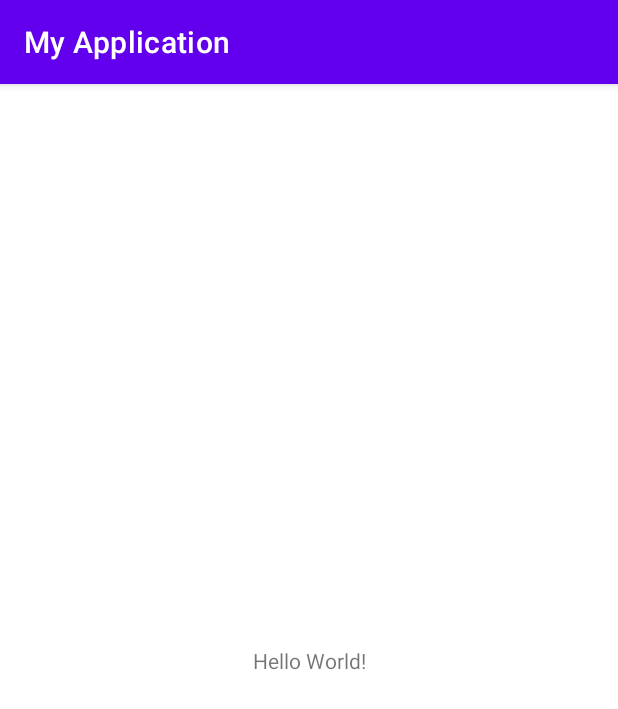
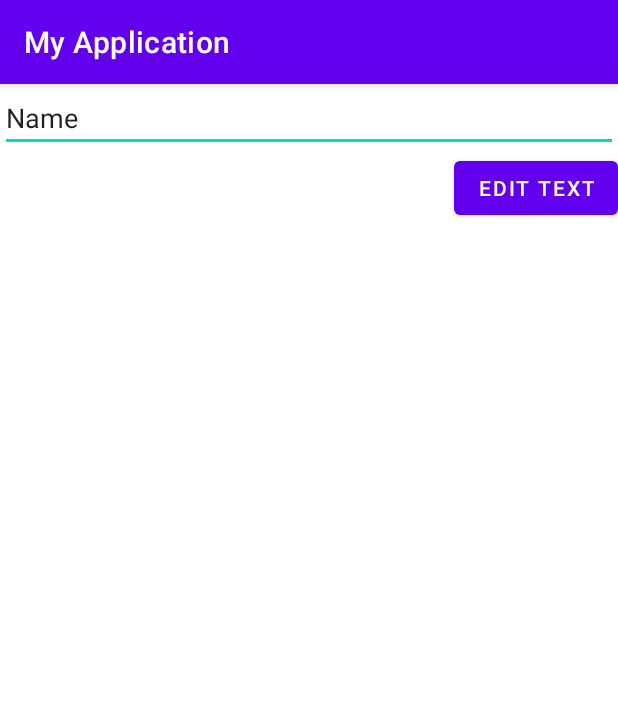
Before and after one commit to gogoi23/Game_State, an Android app: the screen it shows after launch (MainActivity), on a phone screen of 412 x 824 dp. Shown: the top 709 px of the screen. Run offline under Robolectric (Android 15) with nearby library versions, the phone set to English and light mode, and no system bars.

Commit message:
im commiting accept aashish's pull

```diff
--- a/app/src/main/java/com/example/myapplication/GameState.java
+++ b/app/src/main/java/com/example/myapplication/GameState.java
@@ -44,15 +44,33 @@ public class GameState {
 
     }
 
-    public GameState (Piece[] p1Pieces,Piece[] p2Pieces,int p1NumPieces,
-    int p2NumPieces,int turn){
+    public GameState (GameState current){
+        this.p1Pieces = new Piece[12];
+        this.p2Pieces = new Piece[12];
+        this.p1Pieces = current.p1Pieces.clone();
+        this.p2Pieces = current.p2Pieces.clone();
 
-        this.p1Pieces = p1Pieces;
-        this.p2Pieces = p2Pieces;
-        this.p1NumPieces = p1NumPieces;
-        this.p2NumPieces = p2NumPieces;
-        this.turn = turn;
+        this.p2Pieces = current.p2Pieces.clone();
+        this.p1NumPieces = current.p1NumPieces;
+        this.p2NumPieces = current.p2NumPieces;
+        this.turn = current.turn;
 
+        /*for(int i = 0;i<12;i++){
+            int newxCord1 = current.p1Pieces[i].xCord;
+            int newyCord1 = current.p1Pieces[i].yCord;
+            boolean newLife1 = current.p1Pieces[i].isAlive;
+            boolean newKing1 = current.p1Pieces[i].isKing;
+
+            this.p1Pieces[i] = new Piece(newxCord1,newyCord1,newLife1,newKing1);
+
+            int newxCord2 = current.p2Pieces[i].xCord;
+            int newyCord2 = current.p2Pieces[i].yCord;
+            boolean newLife2 = current.p2Pieces[i].isAlive;
+            boolean newKing2 = current.p2Pieces[i].isKing;
+            this.p2Pieces[i] = new Piece(newxCord2,newyCord2,newLife2,newKing2);
+
+
+        }*/
     }
 
 
--- a/app/src/main/java/com/example/myapplication/MainActivity.java
+++ b/app/src/main/java/com/example/myapplication/MainActivity.java
@@ -3,6 +3,9 @@ package com.example.myapplication;
 import androidx.appcompat.app.AppCompatActivity;
 
 import android.os.Bundle;
+import android.util.Log;
+import android.view.View;
+import android.widget.Button;
 
 public class MainActivity extends AppCompatActivity {
 
@@ -10,5 +13,27 @@ public class MainActivity extends AppCompatActivity {
     protected void onCreate(Bundle savedInstanceState) {
         super.onCreate(savedInstanceState);
         setContentView(R.layout.activity_main);
+
+        GameState first = new GameState();
+        GameState second = new GameState(first);
+
+        first.p2Pieces[0].xCord = 5;
+        first.turn = 4;
+        second.p2NumPieces = 4;
+
+        Button editText = (Button)findViewById(R.id.runTest);
+        editText.setOnClickListener(new View.OnClickListener() {
+            @Override
+            public void onClick(View v) {
+                System.out.println("hello");
+                Log.e("info" , "First p2 xcord = " + first.p2Pieces[0].xCord);
+                Log.e("info" , "second p1 xcord = " + second.p2Pieces[0].xCord);
+                Log.e("info" , "first turn = " + first.turn);
+                Log.e("info" , "second turn = " + second.turn);
+                Log.e("info","first.p1NumPieces = " + first.p2NumPieces);
+                Log.e("info","second.p1NumPieces = " + second.p2NumPieces);
+            }
+        });
+
     }
 }
--- a/app/src/main/java/com/example/myapplication/Piece.java
+++ b/app/src/main/java/com/example/myapplication/Piece.java
@@ -11,4 +11,11 @@ public class Piece {
         isAlive = true;
         isKing = false;
     }
+
+    public Piece(int xCord,int yCord,boolean isALive,boolean isKing){
+        this.xCord = xCord;
+        this.yCord = yCord;
+        this.isAlive = isALive;
+        this.isKing = isKing;
+    }
 }
--- a/app/src/main/res/layout/activity_main.xml
+++ b/app/src/main/res/layout/activity_main.xml
@@ -6,13 +6,36 @@
     android:layout_height="match_parent"
     tools:context=".MainActivity">
 
-    <TextView
-        android:layout_width="wrap_content"
-        android:layout_height="wrap_content"
-        android:text="Hello World!"
-        app:layout_constraintBottom_toBottomOf="parent"
-        app:layout_constraintLeft_toLeftOf="parent"
-        app:layout_constraintRight_toRightOf="parent"
-        app:layout_constraintTop_toTopOf="parent" />
+    <LinearLayout
+        android:layout_width="match_parent"
+        android:layout_height="match_parent"
+        android:orientation="vertical">
 
+        <EditText
+            android:id="@+id/editTextTextPersonName2"
+            android:layout_width="match_parent"
+            android:layout_height="wrap_content"
+            android:ems="10"
+            android:inputType="textPersonName"
+            android:text="Name" />
+
+        <LinearLayout
+            android:layout_width="wrap_content"
+            android:layout_height="wrap_content"
+            android:orientation="horizontal">
+
+            <Space
+                android:layout_width="303dp"
+                android:layout_height="25dp"
+                android:layout_weight="1" />
+
+            <Button
+                android:id="@+id/runTest"
+                android:layout_width="wrap_content"
+                android:layout_height="wrap_content"
+                android:text="@string/editText" />
+
+        </LinearLayout>
+
+    </LinearLayout>
 </androidx.constraintlayout.widget.ConstraintLayout>
--- a/app/src/main/res/values/strings.xml
+++ b/app/src/main/res/values/strings.xml
@@ -1,3 +1,4 @@
 <resources>
     <string name="app_name">My Application</string>
+    <string name="editText">Edit Text</string>
 </resources>
```
